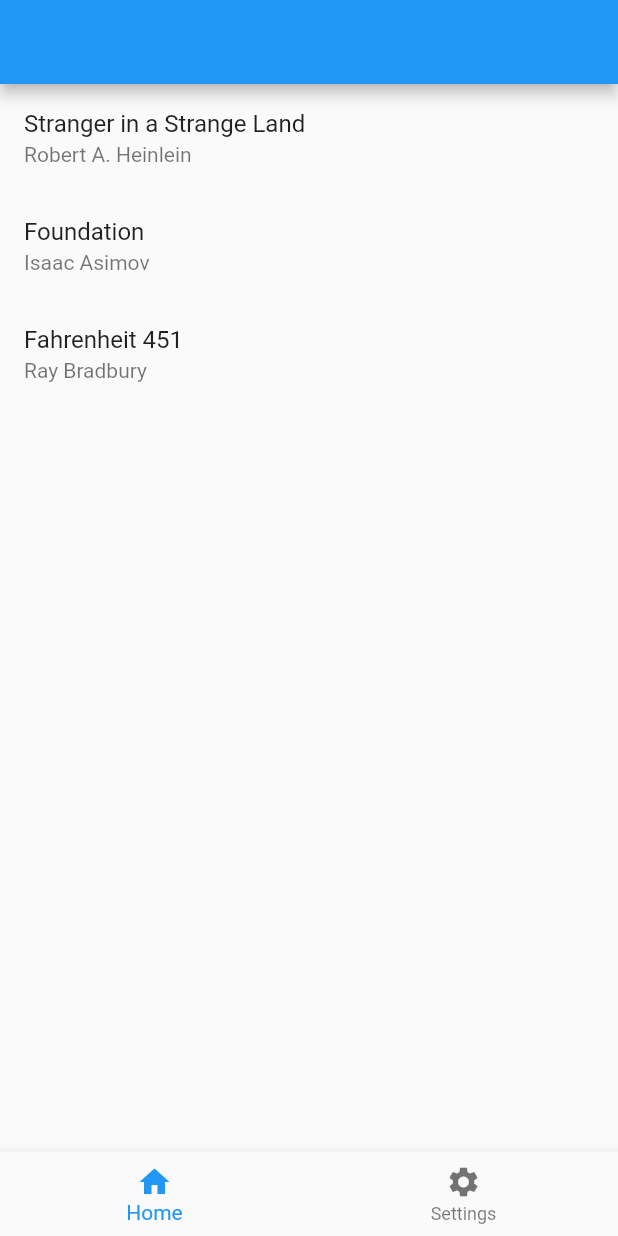
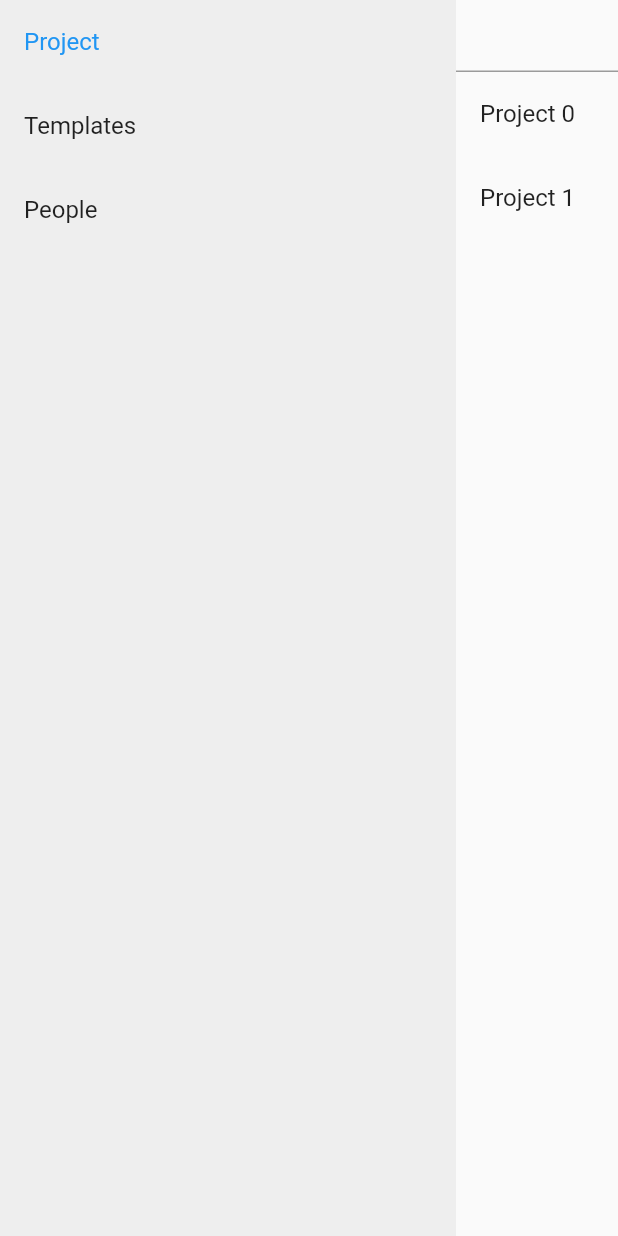
Before and after one commit to GP4cK/flutter_web_nav, a Flutter app: the screen it shows after launch, on a phone screen of 412 x 824 dp. Run offline on Flutter 3.47's test engine with Material 2 defaults, Android fonts, the phone set to English and light mode, and no system bars.

Commit message:
✨ more complex structure

```diff
--- /dev/null
+++ b/lib/first_left_pane.dart
@@ -0,0 +1,25 @@
+import 'package:flutter/material.dart';
+import 'package:web_nav/main.dart';
+
+class FirstLeftPane extends StatelessWidget {
+  final AppState appState;
+  const FirstLeftPane(this.appState, {Key key}) : super(key: key);
+
+  @override
+  Widget build(BuildContext context) {
+    return Drawer(
+      child: Container(
+        color: Colors.grey[200],
+        child: ListView(
+          children: [
+            ListTile(
+                title: const Text('Project'), selected: appState.appSection == AppSection.projects, onTap: () => appState.appSection = AppSection.projects),
+            ListTile(
+                title: const Text('Templates'), selected: appState.appSection == AppSection.templates, onTap: () => appState.appSection = AppSection.templates),
+            ListTile(title: const Text('People'), selected: appState.appSection == AppSection.people, onTap: () => appState.appSection = AppSection.people),
+          ],
+        ),
+      ),
+    );
+  }
+}
--- a/lib/main.dart
+++ b/lib/main.dart
@@ -1,14 +1,17 @@
 import 'package:flutter/material.dart';
+import 'package:provider/provider.dart';
+
+import 'first_left_pane.dart';
 
 void main() {
   runApp(NestedRouterDemo());
 }
 
-class Book {
-  final String title;
-  final String author;
+class Project {
+  final String id;
+  final String name;
 
-  Book(this.title, this.author);
+  Project(this.id, this.name);
 }
 
 class NestedRouterDemo extends StatefulWidget {
@@ -17,123 +20,107 @@ class NestedRouterDemo extends StatefulWidget {
 }
 
 class _NestedRouterDemoState extends State<NestedRouterDemo> {
-  final _routerDelegate = BookRouterDelegate();
-  final _routeInformationParser = BookRouteInformationParser();
+  final _routerDelegate = TopRouterDelegate();
+  final _routeInformationParser = AppRouteInformationParser();
 
   @override
   Widget build(BuildContext context) {
     return MaterialApp.router(
-      title: 'Books App',
+      title: 'Routing Demo',
       routerDelegate: _routerDelegate,
       routeInformationParser: _routeInformationParser,
     );
   }
 }
 
-class BooksAppState extends ChangeNotifier {
-  int _selectedIndex;
+enum AppSection { projects, templates, people }
 
-  Book _selectedBook;
+class AppState extends ChangeNotifier {
+  AppSection _currentAppSection;
 
-  final List<Book> books = [
-    Book('Stranger in a Strange Land', 'Robert A. Heinlein'),
-    Book('Foundation', 'Isaac Asimov'),
-    Book('Fahrenheit 451', 'Ray Bradbury'),
-  ];
+  String _selectedProjectID;
 
-  BooksAppState() : _selectedIndex = 0;
+  AppState() : _currentAppSection = AppSection.projects;
 
-  int get selectedIndex => _selectedIndex;
+  AppSection get appSection => _currentAppSection;
 
-  set selectedIndex(int idx) {
-    _selectedIndex = idx;
-    if (_selectedIndex == 1) {
-      // Remove this line if you want to keep the selected book when navigating
-      // between "settings" and "home" which book was selected when Settings is
-      // tapped.
-      selectedBook = null;
-    }
+  set appSection(AppSection section) {
+    _currentAppSection = section;
     notifyListeners();
   }
 
-  Book get selectedBook => _selectedBook;
+  String get selectedProjectID => _selectedProjectID;
 
-  set selectedBook(Book book) {
-    _selectedBook = book;
-    notifyListeners();
-  }
-
-  int getSelectedBookById() {
-    if (!books.contains(_selectedBook)) return 0;
-    return books.indexOf(_selectedBook);
-  }
-
-  void setSelectedBookById(int id) {
-    if (id < 0 || id > books.length - 1) {
-      return;
-    }
-
-    _selectedBook = books[id];
+  set selectedProjectID(String projectID) {
+    _selectedProjectID = projectID;
     notifyListeners();
   }
 }
 
-class BookRouteInformationParser extends RouteInformationParser<BookRoutePath> {
+class AppRouteInformationParser extends RouteInformationParser<AppRoutePath> {
   @override
-  Future<BookRoutePath> parseRouteInformation(RouteInformation routeInformation) async {
+  Future<AppRoutePath> parseRouteInformation(RouteInformation routeInformation) async {
     final uri = Uri.parse(routeInformation.location);
+    if (uri.pathSegments.isEmpty) return ProjectsListPath();
 
-    if (uri.pathSegments.isNotEmpty && uri.pathSegments.first == 'settings') {
-      return BooksSettingsPath();
-    } else {
+    if (uri.pathSegments.first == 'people') {
+      return PeopleListPath();
+    } else if (uri.pathSegments.first == 'templates') {
+      return TemplateListPath();
+    } else if (uri.pathSegments.first == 'projects') {
       if (uri.pathSegments.length >= 2) {
-        if (uri.pathSegments[0] == 'book') {
-          return BooksDetailsPath(int.tryParse(uri.pathSegments[1]));
+        return ProjectPath(uri.pathSegments[1]);
       }
+      return ProjectsListPath();
     }
-      return BooksListPath();
-    }
+
+    return Page404Path();
   }
 
   @override
-  RouteInformation restoreRouteInformation(BookRoutePath configuration) {
-    if (configuration is BooksListPath) {
-      return const RouteInformation(location: '/home');
+  RouteInformation restoreRouteInformation(AppRoutePath configuration) {
+    if (configuration is ProjectsListPath) {
+      return const RouteInformation(location: '/projects');
     }
-    if (configuration is BooksSettingsPath) {
-      return const RouteInformation(location: '/settings');
+    if (configuration is TemplateListPath) {
+      return const RouteInformation(location: '/templates');
     }
-    if (configuration is BooksDetailsPath) {
-      return RouteInformation(location: '/book/${configuration.id}');
+    if (configuration is PeopleListPath) {
+      return const RouteInformation(location: '/people');
+    }
+    if (configuration is ProjectPath) {
+      return RouteInformation(location: '/projects/${configuration.id}');
+    }
+    if (configuration is Page404Path) {
+      return const RouteInformation(location: '/404');
     }
     return null;
   }
 }
 
-class BookRouterDelegate extends RouterDelegate<BookRoutePath> with ChangeNotifier, PopNavigatorRouterDelegateMixin<BookRoutePath> {
+class TopRouterDelegate extends RouterDelegate<AppRoutePath> with ChangeNotifier, PopNavigatorRouterDelegateMixin<AppRoutePath> {
   @override
   final GlobalKey<NavigatorState> navigatorKey;
 
-  BooksAppState appState = BooksAppState();
+  AppState appState = AppState();
 
-  BookRouterDelegate() : navigatorKey = GlobalKey<NavigatorState>() {
+  TopRouterDelegate() : navigatorKey = GlobalKey<NavigatorState>() {
     appState.addListener(notifyListeners);
   }
 
   @override
-  BookRoutePath get currentConfiguration {
-    if (appState.selectedIndex == 1) {
-      return BooksSettingsPath();
-    } else if (appState.selectedBook == null) {
-      return BooksListPath();
-    } else {
-      return BooksDetailsPath(appState.getSelectedBookById());
-    }
+  AppRoutePath get currentConfiguration {
+    if (appState.appSection == AppSection.templates) return TemplateListPath();
+    if (appState.appSection == AppSection.people) return PeopleListPath();
+    if (appState.selectedProjectID == null) return ProjectsListPath();
+    return ProjectPath(appState.selectedProjectID);
   }
 
   @override
   Widget build(BuildContext context) {
-    return Navigator(
+    return ChangeNotifierProvider.value(
+      value: appState,
+      child: Navigator(
         key: navigatorKey,
         pages: [
           MaterialPage(
@@ -145,45 +132,49 @@ class BookRouterDelegate extends RouterDelegate<BookRoutePath> with ChangeNotifi
             return false;
           }
 
-        if (appState.selectedBook != null) {
-          appState.selectedBook = null;
-        }
           notifyListeners();
           return true;
         },
+      ),
     );
   }
 
   @override
-  Future<void> setNewRoutePath(BookRoutePath configuration) async {
-    if (configuration is BooksListPath) {
+  Future<void> setNewRoutePath(AppRoutePath configuration) async {
+    if (configuration is ProjectsListPath) {
       appState
-        ..selectedIndex = 0
-        ..selectedBook = null;
-    } else if (configuration is BooksSettingsPath) {
-      appState.selectedIndex = 1;
-    } else if (configuration is BooksDetailsPath) {
-      appState.setSelectedBookById(configuration.id);
+        ..appSection = AppSection.projects
+        ..selectedProjectID = null;
+    } else if (configuration is TemplateListPath) {
+      appState.appSection = AppSection.templates;
+    } else if (configuration is PeopleListPath) {
+      appState.appSection = AppSection.people;
+    } else if (configuration is ProjectPath) {
+      appState.selectedProjectID = configuration.id;
     }
   }
 }
 
 // Routes
-abstract class BookRoutePath {}
+abstract class AppRoutePath {}
 
-class BooksListPath extends BookRoutePath {}
+class ProjectsListPath extends AppRoutePath {}
 
-class BooksSettingsPath extends BookRoutePath {}
+class TemplateListPath extends AppRoutePath {}
 
-class BooksDetailsPath extends BookRoutePath {
-  final int id;
+class PeopleListPath extends AppRoutePath {}
 
-  BooksDetailsPath(this.id);
+class ProjectPath extends AppRoutePath {
+  final String id;
+
+  ProjectPath(this.id);
 }
+
+class Page404Path extends AppRoutePath {}
 
 // Widget that contains the AdaptiveNavigationScaffold
 class AppShell extends StatefulWidget {
-  final BooksAppState appState;
+  final AppState appState;
 
   AppShell({@required this.appState});
 
@@ -223,32 +214,27 @@ class _AppShellState extends State<AppShell> {
     _backButtonDispatcher.takePriority();
 
     return Scaffold(
-      drawerScrimColor: Colors.transparent,
-      appBar: AppBar(),
-      body: Router(
+      body: Row(
+        children: [
+          FirstLeftPane(appState),
+          Expanded(
+            child: Router(
               routerDelegate: _routerDelegate,
               backButtonDispatcher: _backButtonDispatcher,
             ),
-      bottomNavigationBar: BottomNavigationBar(
-        items: [
-          const BottomNavigationBarItem(icon: Icon(Icons.home), label: 'Home'),
-          const BottomNavigationBarItem(icon: Icon(Icons.settings), label: 'Settings'),
+          ),
         ],
-        currentIndex: appState.selectedIndex,
-        onTap: (newIndex) {
-          appState.selectedIndex = newIndex;
-        },
       ),
     );
   }
 }
 
-class InnerRouterDelegate extends RouterDelegate<BookRoutePath> with ChangeNotifier, PopNavigatorRouterDelegateMixin<BookRoutePath> {
+class InnerRouterDelegate extends RouterDelegate<AppRoutePath> with ChangeNotifier, PopNavigatorRouterDelegateMixin<AppRoutePath> {
   @override
   final GlobalKey<NavigatorState> navigatorKey = GlobalKey<NavigatorState>();
-  BooksAppState get appState => _appState;
-  BooksAppState _appState;
-  set appState(BooksAppState value) {
+  AppState get appState => _appState;
+  AppState _appState;
+  set appState(AppState value) {
     if (value == _appState) {
       return;
     }
@@ -263,27 +249,31 @@ class InnerRouterDelegate extends RouterDelegate<BookRoutePath> with ChangeNotif
     return Navigator(
       key: navigatorKey,
       pages: [
-        if (appState.selectedIndex == 0) ...[
+        if (appState.appSection == AppSection.projects) ...[
           FadeAnimationPage(
-            child: BooksListScreen(
-              books: appState.books,
-              onTapped: _handleBookTapped,
+            child: ProjectsListScreen(
+              onSelectProject: _onSelectProject,
             ),
-            key: const ValueKey('BooksListPage'),
+            key: const ValueKey('ProjectsListPage'),
           ),
-          if (appState.selectedBook != null)
+          if (appState.selectedProjectID != null)
             MaterialPage(
-              key: ValueKey(appState.selectedBook),
-              child: BookDetailsScreen(book: appState.selectedBook),
+              key: ValueKey(appState.selectedProjectID),
+              child: ProjectScreen(projectID: appState.selectedProjectID),
             ),
-        ] else
+        ] else if (appState.appSection == AppSection.templates)
           FadeAnimationPage(
-            child: SettingsScreen(),
-            key: const ValueKey('SettingsPage'),
+            child: TemplatesScreen(),
+            key: const ValueKey('TemplatesPage'),
+          )
+        else if (appState.appSection == AppSection.people)
+          FadeAnimationPage(
+            child: PeopleScreen(),
+            key: const ValueKey('PeoplePage'),
           ),
       ],
       onPopPage: (route, result) {
-        appState.selectedBook = null;
+        appState.selectedProjectID = null;
         notifyListeners();
         return route.didPop(result);
       },
@@ -291,14 +281,14 @@ class InnerRouterDelegate extends RouterDelegate<BookRoutePath> with ChangeNotif
   }
 
   @override
-  Future<void> setNewRoutePath(BookRoutePath configuration) async {
+  Future<void> setNewRoutePath(AppRoutePath configuration) async {
     // This is not required for inner router delegate because it does not
     // parse route
     assert(false);
   }
 
-  void _handleBookTapped(Book book) {
-    appState.selectedBook = book;
+  void _onSelectProject(Project project) {
+    appState.selectedProjectID = project.id;
     notifyListeners();
   }
 }
@@ -323,14 +313,14 @@ class FadeAnimationPage extends Page {
   }
 }
 
+final projects = [Project('p0', 'Project 0'), Project('p1', 'Project 1')];
+
 // Screens
-class BooksListScreen extends StatelessWidget {
-  final List<Book> books;
-  final ValueChanged<Book> onTapped;
+class ProjectsListScreen extends StatelessWidget {
+  final ValueChanged<Project> onSelectProject;
 
-  BooksListScreen({
-    @required this.books,
-    @required this.onTapped,
+  ProjectsListScreen({
+    @required this.onSelectProject,
   });
 
   @override
@@ -338,25 +328,31 @@ class BooksListScreen extends StatelessWidget {
     return Scaffold(
       body: ListView(
         children: [
-          for (var book in books)
+          const TextField(),
+          for (var project in projects)
             ListTile(
-              title: Text(book.title),
-              subtitle: Text(book.author),
-              onTap: () => onTapped(book),
-            )
+              title: Text(project.name),
+              onTap: () => onSelectProject(project),
+            ),
         ],
       ),
     );
   }
 }
 
-class BookDetailsScreen extends StatelessWidget {
-  final Book book;
+class ProjectScreen extends StatefulWidget {
+  final String projectID;
 
-  BookDetailsScreen({
-    @required this.book,
+  ProjectScreen({
+    @required this.projectID,
   });
 
+  @override
+  _ProjectScreenState createState() => _ProjectScreenState();
+}
+
+class _ProjectScreenState extends State<ProjectScreen> {
+  final ctrl = TextEditingController();
   @override
   Widget build(BuildContext context) {
     return Scaffold(
@@ -371,24 +367,58 @@ class BookDetailsScreen extends StatelessWidget {
               },
               child: const Text('Back'),
             ),
-            if (book != null) ...[
-              Text(book.title, style: Theme.of(context).textTheme.headline6),
-              Text(book.author, style: Theme.of(context).textTheme.subtitle1),
-            ],
+            Text('A project screen', style: Theme.of(context).textTheme.headline6),
+            TextField(controller: ctrl),
+            TextButton(onPressed: goToPeople, child: const Text('Go to people')),
           ],
         ),
       ),
     );
   }
+
+  @override
+  void dispose() {
+    print('Disposing txt controller ${ctrl.text}');
+    ctrl.dispose();
+    super.dispose();
   }
 
-class SettingsScreen extends StatelessWidget {
+  void goToPeople() {
+    final appState = context.read<AppState>();
+    // ignore: cascade_invocations
+    appState.appSection = AppSection.people;
+  }
+}
+
+class TemplatesScreen extends StatelessWidget {
   @override
   Widget build(BuildContext context) {
     return const Scaffold(
       body: Center(
-        child: Text('Settings screen'),
+        child: Text('Templates screen'),
       ),
     );
   }
 }
+
+class PeopleScreen extends StatelessWidget {
+  @override
+  Widget build(BuildContext context) {
+    return const Scaffold(
+      body: Center(
+        child: Text('People screen'),
+      ),
+    );
+  }
+}
+
+class Page404 extends StatelessWidget {
+  @override
+  Widget build(BuildContext context) {
+    return const Scaffold(
+      body: Center(
+        child: Text('Not found'),
+      ),
+    );
+  }
+}
```
Also changed, not shown: pubspec.yaml (+2 -7 lines), pubspec.lock. Lines whose indentation alone changed are shown as unchanged.
